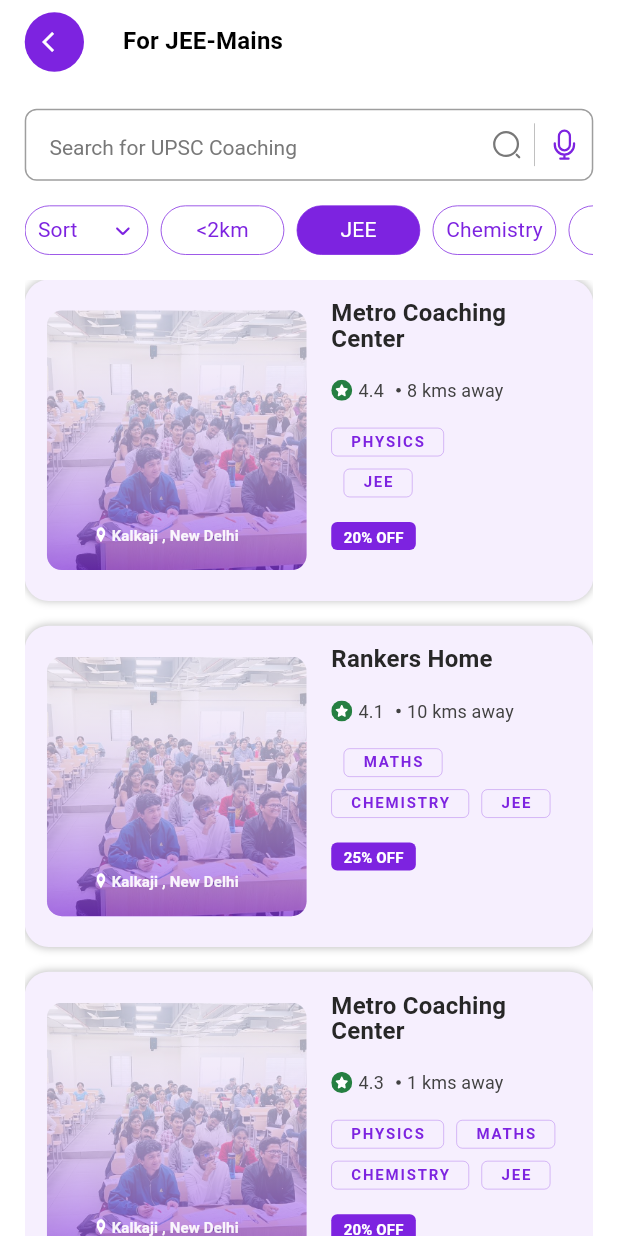
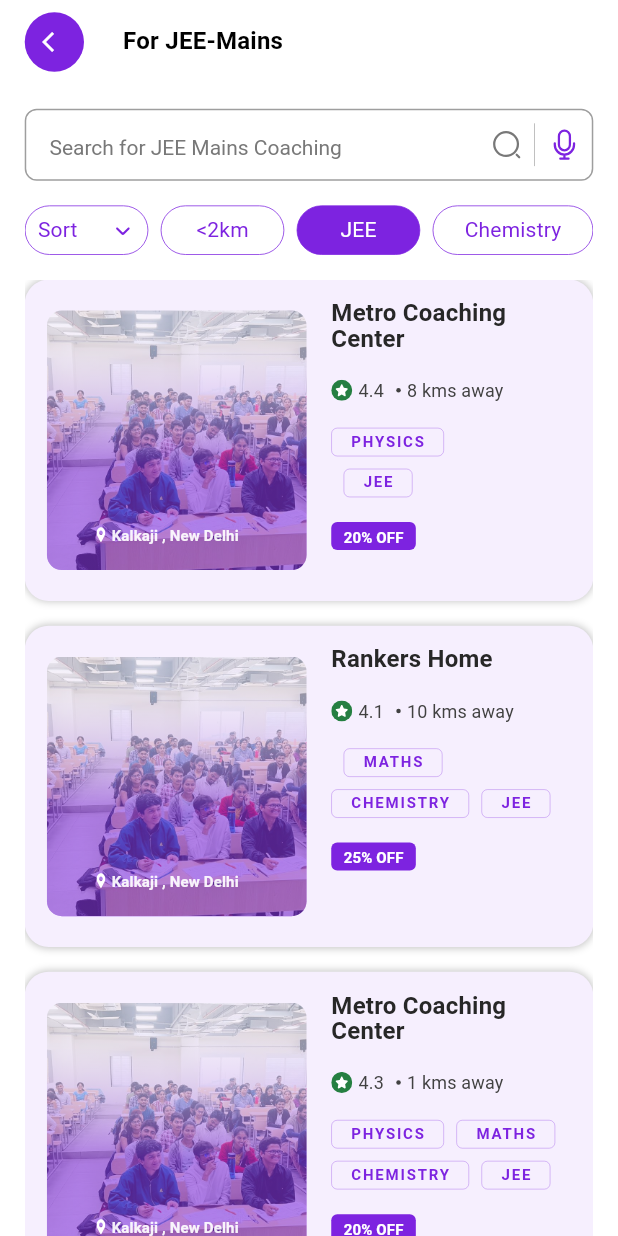
Before and after one commit to ayushrakesh/coaching-app, a Flutter app: the screen it shows after launch, after a tap on "Sort", after a tap on "<2km", after a tap on "JEE", on a phone screen of 412 x 824 dp. Run offline on Flutter 3.47's test engine with Material 2 defaults, Android fonts, the phone set to English and light mode, and no system bars; our stand-ins replace flutter_svg, gap, get; Roboto replaces fonts that are missing (Avenir Next LT Pro).

Commit message:
Final touches

```diff
--- a/lib/main.dart
+++ b/lib/main.dart
@@ -2,7 +2,6 @@ import 'package:coaching/data/coaching.dart';
 import 'package:coaching/widgets/coaching.dart';
 import 'package:coaching/widgets/filter_item.dart';
 import 'package:coaching/widgets/sort-card-item.dart';
-import 'package:coaching/widgets/sort-card.dart';
 import 'package:flutter/material.dart';
 import 'package:flutter_svg/flutter_svg.dart';
 import 'package:get/get.dart';
@@ -34,6 +33,9 @@ class _MyAppState extends State<MyApp> {
   bool dis = false;
   bool pri = false;
   bool rating = false;
+
+  bool oneSortSelected = false;
+  bool notAnySortSelected = true;
 
   List searchedcoachings = [];
 
@@ -358,8 +360,6 @@ class _MyAppState extends State<MyApp> {
           padding: EdgeInsets.only(
             left: width * 0.04,
             right: width * 0.04,
-            // top: height * 0.02,
-            // horizontal: width * 0.04,
           ),
           child: Column(
             children: [
@@ -378,7 +378,7 @@ class _MyAppState extends State<MyApp> {
                   });
                 },
                 decoration: InputDecoration(
-                  hintText: "Search for UPSC Coaching ",
+                  hintText: "Search for JEE Mains Coaching ",
                   hintStyle: const TextStyle(
                     color: Color(0xFF787878),
                     fontSize: 14,
@@ -419,11 +419,9 @@ class _MyAppState extends State<MyApp> {
               SizedBox(
                 height: height * 0.04,
                 child: ListView(
-                  // separatorBuilder: (context, index) => Gap(height * 0.01),
                   shrinkWrap: true,
                   scrollDirection: Axis.horizontal,
                   children: [
-                    // Gap(height * 0.01),
                     FilterItem('Sort', 'assets/icons/arrow-down.svg', () {
                       setState(() {
                         issort = !issort;
@@ -433,7 +431,7 @@ class _MyAppState extends State<MyApp> {
                         isMaths = false;
                         is2km = false;
                       });
-                    }, issort),
+                    }, issort, false),
                     Gap(height * 0.01),
                     FilterItem('<2km', '', () {
                       setState(() {
@@ -445,7 +443,7 @@ class _MyAppState extends State<MyApp> {
                         issort = false;
                       });
                       filter();
-                    }, is2km),
+                    }, is2km, false),
                     Gap(height * 0.01),
                     FilterItem('JEE', '', () {
                       setState(() {
@@ -457,7 +455,7 @@ class _MyAppState extends State<MyApp> {
                         issort = false;
                       });
                       filter();
-                    }, isJEE),
+                    }, isJEE, false),
                     Gap(height * 0.01),
                     FilterItem('Chemistry', '', () {
                       setState(() {
@@ -469,7 +467,7 @@ class _MyAppState extends State<MyApp> {
                         issort = false;
                       });
                       filter();
-                    }, isChemistry),
+                    }, isChemistry, true),
                     Gap(height * 0.01),
                     FilterItem('Maths', '', () {
                       setState(() {
@@ -481,7 +479,7 @@ class _MyAppState extends State<MyApp> {
                         issort = false;
                       });
                       filter();
-                    }, isMaths),
+                    }, isMaths, false),
                     Gap(height * 0.010),
                     FilterItem('Physics', '', () {
                       setState(() {
@@ -493,7 +491,7 @@ class _MyAppState extends State<MyApp> {
                         issort = false;
                       });
                       filter();
-                    }, isPhysics),
+                    }, isPhysics, false),
                   ],
 
                   // itemCount: filtersList.length,
@@ -522,7 +520,7 @@ class _MyAppState extends State<MyApp> {
                           // height: 138,
                           padding: EdgeInsets.symmetric(
                             horizontal: width * 0.05,
-                            vertical: height * 0.02,
+                            vertical: height * 0.01,
                           ),
                           decoration: ShapeDecoration(
                             color: Colors.white,
@@ -549,11 +547,18 @@ class _MyAppState extends State<MyApp> {
                                       pri = false;
                                       rating = false;
                                       dis = false;
+
+                                      if (rel || pri || rating || dis) {
+                                        notAnySortSelected = false;
+                                      } else {
+                                        oneSortSelected = true;
+                                      }
                                     });
                                     sort();
                                   },
                                   rel: rel,
                                   text: 'Relevance'),
+                              Gap(width * 0.002),
                               SortCardItem(
                                   press: () {
                                     setState(() {
@@ -561,11 +566,19 @@ class _MyAppState extends State<MyApp> {
                                       pri = !pri;
                                       rating = false;
                                       dis = false;
+
+                                      if (rel || pri || rating || dis) {
+                                        notAnySortSelected = true;
+                                      } else {
+                                        oneSortSelected = true;
+                                      }
                                     });
+
                                     sort();
                                   },
                                   price: pri,
                                   text: 'Price'),
+                              Gap(width * 0.002),
                               SortCardItem(
                                   press: () {
                                     setState(() {
@@ -573,11 +586,18 @@ class _MyAppState extends State<MyApp> {
                                       pri = false;
                                       rating = false;
                                       dis = !dis;
+
+                                      if (rel || pri || rating || dis) {
+                                        notAnySortSelected = true;
+                                      } else {
+                                        oneSortSelected = true;
+                                      }
                                     });
                                     sort();
                                   },
                                   dis: dis,
                                   text: 'Distance'),
+                              Gap(width * 0.002),
                               SortCardItem(
                                   press: () {
                                     setState(() {
@@ -585,6 +605,12 @@ class _MyAppState extends State<MyApp> {
                                       pri = false;
                                       rel = false;
                                       dis = false;
+
+                                      if (rel || pri || rating || dis) {
+                                        notAnySortSelected = true;
+                                      } else {
+                                        oneSortSelected = true;
+                                      }
                                     });
                                     sort();
                                   },
--- a/lib/widgets/coaching.dart
+++ b/lib/widgets/coaching.dart
@@ -48,15 +48,12 @@ class Coaching extends StatelessWidget {
                   image: DecorationImage(
                     image: coaching['image'],
                     fit: BoxFit.cover,
-                    opacity: 0.3,
+                    opacity: 0.4,
                   ),
                   gradient: LinearGradient(
                     begin: const Alignment(-0.00, -1.00),
-                    end: const Alignment(0, 1),
-                    colors: [
-                      Colors.white.withOpacity(0),
-                      Color.fromARGB(228, 125, 35, 224),
-                    ],
+                    end: const Alignment(0, 0.2),
+                    colors: [Colors.white.withOpacity(0), Color(0xE57D23E0)],
                   ),
                   shape: RoundedRectangleBorder(
                     borderRadius: BorderRadius.circular(10),
--- a/lib/widgets/filter_item.dart
+++ b/lib/widgets/filter_item.dart
@@ -7,9 +7,11 @@ class FilterItem extends StatefulWidget {
   final String text;
   final String iconpath;
   bool isSelected;
+  final bool ischem;
   final VoidCallback press;
 
-  FilterItem(this.text, this.iconpath, this.press, this.isSelected);
+  FilterItem(
+      this.text, this.iconpath, this.press, this.isSelected, this.ischem);
 
   @override
   State<FilterItem> createState() => _FilterItemState();
@@ -19,25 +21,16 @@ class _FilterItemState extends State<FilterItem> {
   final height = Get.height;
   final width = Get.width;
 
-  // List lessthan2coachings = [];
-  // List jeecoachings = [];
-  // List chemistrycoachings = [];
-  // List mathscoachings = [];
-  // List physicscoachings = [];
-
   @override
   Widget build(BuildContext context) {
     return InkWell(
       onTap: widget.press,
       child: Container(
-        // margin: EdgeInsets.only(
-        //   right: height * 0.01,
-        // ),
         padding: EdgeInsets.symmetric(
           horizontal: width * 0.02,
           vertical: height * 0.005,
         ),
-        width: width * 0.2,
+        width: widget.ischem ? width * 0.26 : width * 0.2,
         // height: 29,
 
         decoration: ShapeDecoration(
```
Also changed, not shown: lib/widgets/sort-card.dart (deleted, +0 -199 lines).
